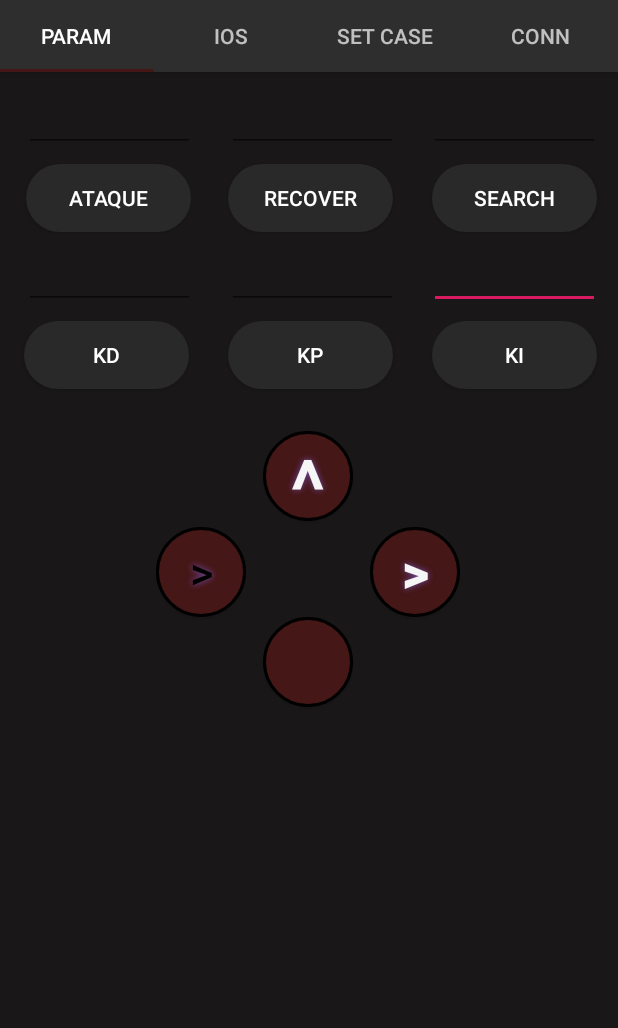
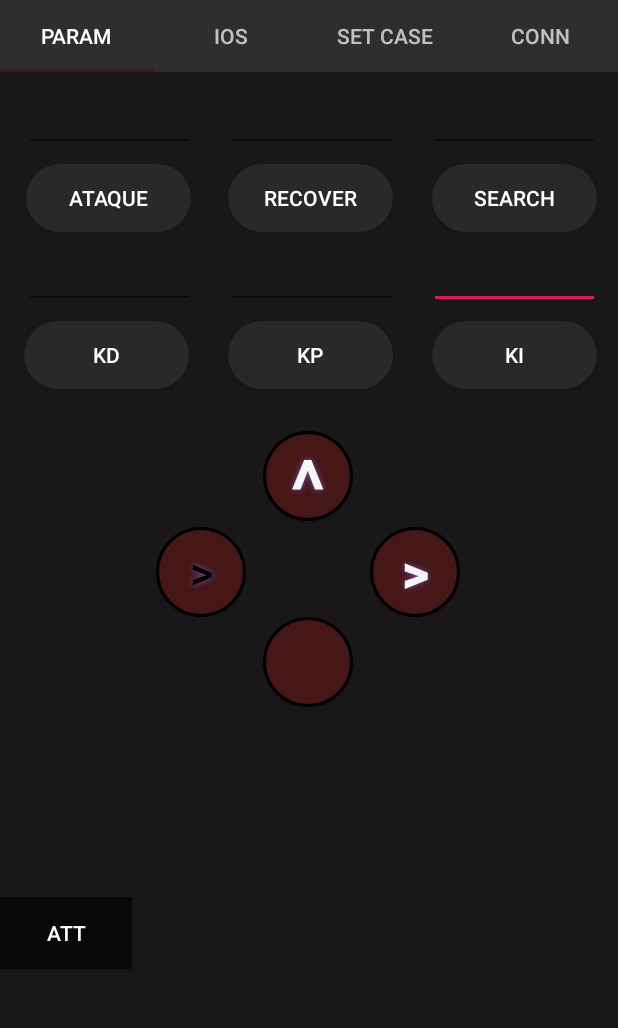
Before and after one commit to gregori/AppSumo, an Android app: the screen it shows after launch (MainActivity), on a phone screen of 412 x 824 dp, the part 89-1117 px from its top. Run offline under Robolectric (Android 15) with nearby library versions, the phone set to English and light mode, and no system bars.

Commit message:
tratamento incial do botões do setcase e do ios

```diff
--- a/app/src/main/java/com/example/sumo/IOsTap.java
+++ b/app/src/main/java/com/example/sumo/IOsTap.java
@@ -6,11 +6,23 @@ import android.support.v4.app.Fragment;
 import android.view.LayoutInflater;
 import android.view.View;
 import android.view.ViewGroup;
+import android.widget.Button;
+import android.widget.ListView;
 
 public class IOsTap extends Fragment{
+
+    private Button btnSharp;
+    private Button btnQTR;
+    private ListView lstIOS;
+
     @Override
     public View onCreateView(LayoutInflater inflater, ViewGroup container, Bundle savedInstanceState) {
         View view=inflater.inflate(R.layout.ios_tab, container, false);
+
+        btnQTR = view.findViewById(R.id.btnQTR);
+        btnSharp = view.findViewById(R.id.btnSharp);
+        lstIOS = view.findViewById(R.id.lstIOS);
+
         return view;
     }
 }
--- a/app/src/main/res/layout/parameters_tab.xml
+++ b/app/src/main/res/layout/parameters_tab.xml
@@ -284,4 +284,16 @@
         app:layout_constraintStart_toStartOf="parent"
         app:layout_constraintTop_toBottomOf="@+id/btnKP" />
 
+    <Button
+        android:id="@+id/Atualizar"
+        android:layout_width="wrap_content"
+        android:layout_height="wrap_content"
+        android:layout_marginTop="8dp"
+        android:background="#CD070707"
+        android:text="ATT"
+        android:textColor="#FFFFFF"
+        app:layout_constraintBottom_toBottomOf="parent"
+        app:layout_constraintStart_toStartOf="parent"
+        app:layout_constraintTop_toBottomOf="@+id/btnDown" />
+
 </android.support.constraint.ConstraintLayout>
```
Also changed, not shown: app/src/main/java/com/example/sumo/MainActivity.java (+4 -6 lines), app/src/main/java/com/example/sumo/ParametersTap.java (+7 -2 lines), app/src/main/java/com/example/sumo/SetCaseTab.java (+43 -0 lines).
